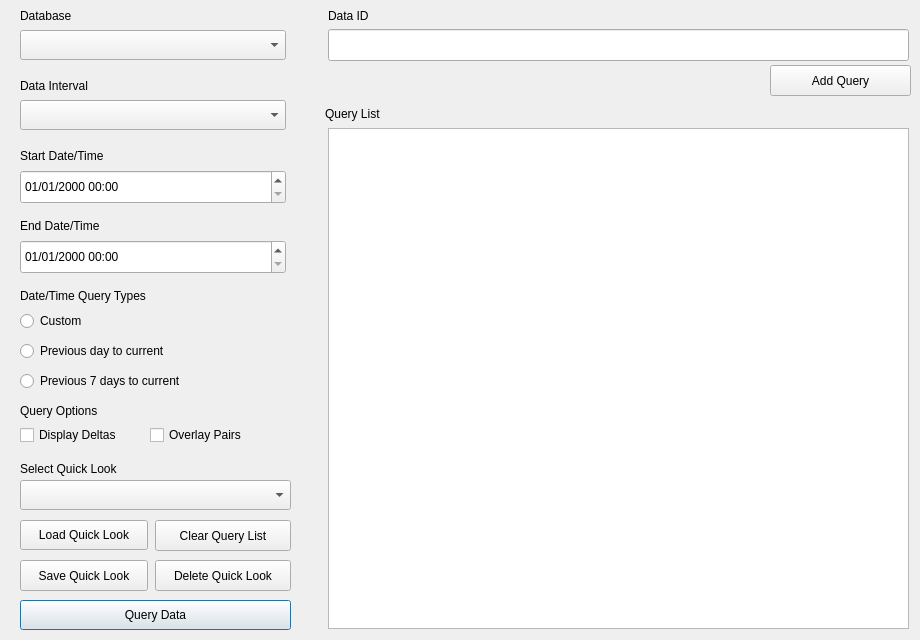
This is ui/winQuery.ui in S31F3R/DataDoctor as Qt 5 draws it before an edit. The edited form follows.
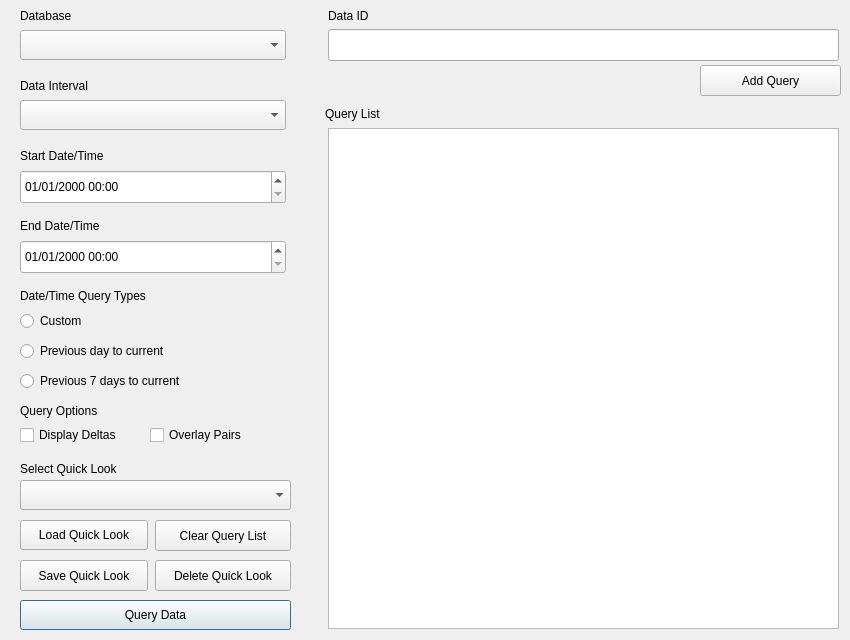
This is the edited form. Icons and pictures are not drawn.

Commit message: Tweaked UI to adjust to retro font when active

```diff
--- a/ui/winQuery.ui
+++ b/ui/winQuery.ui
@@ -6,7 +6,7 @@
    <rect>
     <x>0</x>
     <y>0</y>
-    <width>920</width>
+    <width>850</width>
     <height>640</height>
    </rect>
   </property>
@@ -18,7 +18,7 @@
   </property>
   <property name="maximumSize">
    <size>
-    <width>920</width>
+    <width>850</width>
     <height>640</height>
    </size>
   </property>
@@ -161,7 +161,7 @@
      <rect>
       <x>328</x>
       <y>128</y>
-      <width>581</width>
+      <width>511</width>
       <height>501</height>
      </rect>
     </property>
@@ -169,7 +169,7 @@
    <widget class="QPushButton" name="btnAddQuery">
     <property name="geometry">
      <rect>
-      <x>770</x>
+      <x>700</x>
       <y>65</y>
       <width>141</width>
       <height>31</height>
@@ -385,7 +385,7 @@
      <rect>
       <x>328</x>
       <y>29</y>
-      <width>581</width>
+      <width>511</width>
       <height>32</height>
      </rect>
     </property>
@@ -434,7 +434,7 @@
      <rect>
       <x>20</x>
       <y>424</y>
-      <width>131</width>
+      <width>136</width>
       <height>22</height>
      </rect>
     </property>
@@ -666,7 +666,7 @@
    <widget class="QPushButton" name="btnSearch">
     <property name="geometry">
      <rect>
-      <x>730</x>
+      <x>650</x>
       <y>65</y>
       <width>32</width>
       <height>32</height>
```
The commit also changes 7 other files.
